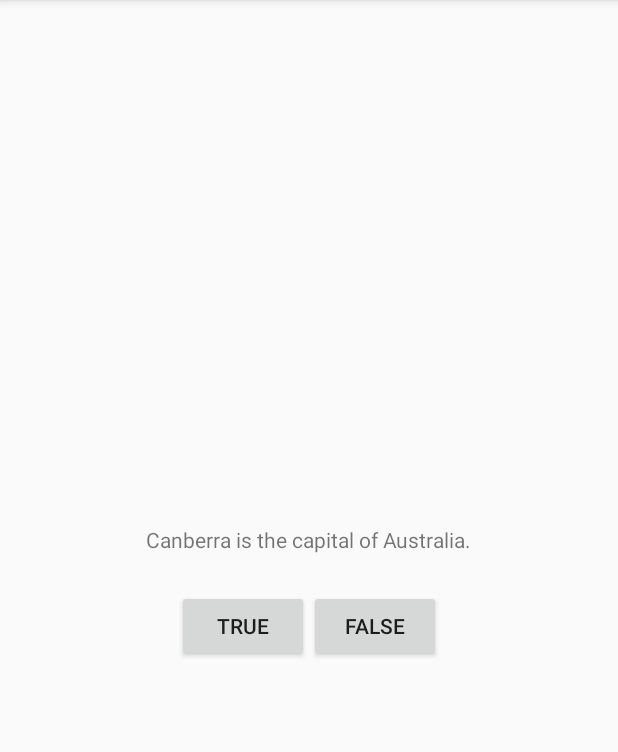
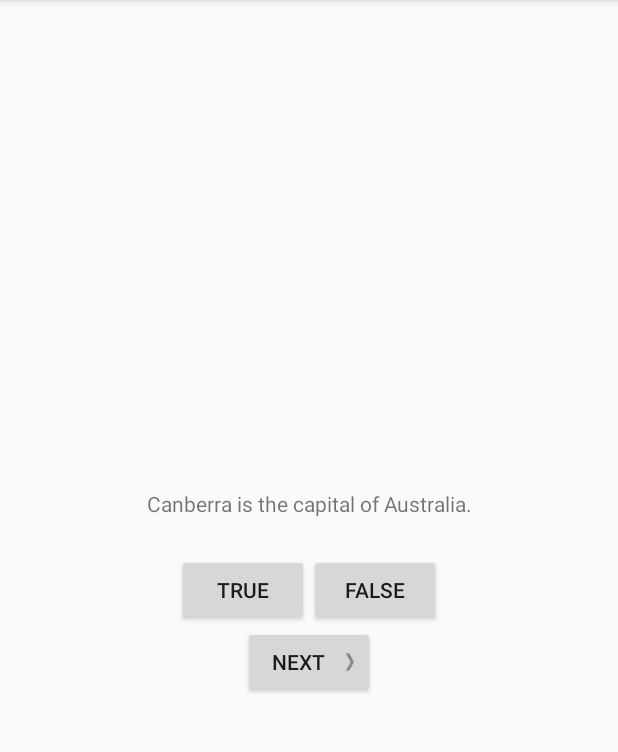
Before and after one commit to nyajallen/GeoQuiz, an Android app: the screen it shows after launch (MainActivity), after a tap on "TRUE", on a phone screen of 412 x 824 dp, the part 84-836 px from its top. Run offline under Robolectric (Android 15) with nearby library versions, the phone set to English and light mode, and no system bars.

Commit message:
End of Chapter 2

```diff
--- a/app/src/main/java/com/bignerdranch/android/geoquiz/MainActivity.kt
+++ b/app/src/main/java/com/bignerdranch/android/geoquiz/MainActivity.kt
@@ -3,12 +3,26 @@ package com.bignerdranch.android.geoquiz
 import androidx.appcompat.app.AppCompatActivity
 import android.os.Bundle
 import android.widget.Button
+import android.widget.TextView
 import android.widget.Toast
 
 class MainActivity : AppCompatActivity() {
 
     private lateinit var trueButton: Button
     private lateinit var falseButton: Button
+    private lateinit var nextButton: Button
+    private lateinit var questionTextView: TextView
+
+    private val questionBank = listOf(
+        Question(R.string.question_australia, true),
+        Question(R.string.question_oceans, true),
+        Question(R.string.question_mideast, false),
+        Question(R.string.question_africa, false),
+        Question(R.string.question_americas, true),
+        Question(R.string.question_asia, true)
+    )
+
+    private var currentIndex = 0
 
     override fun onCreate(savedInstanceState: Bundle?) {
         super.onCreate(savedInstanceState)
@@ -16,21 +30,39 @@ class MainActivity : AppCompatActivity() {
 
         trueButton = findViewById(R.id.true_button)
         falseButton = findViewById(R.id.false_button)
+        nextButton = findViewById(R.id.next_button)
+        questionTextView = findViewById(R.id.question_text_view)
 
         trueButton.setOnClickListener { view ->
-            Toast.makeText(
-                this,
-                R.string.correct_toast,
-                Toast.LENGTH_SHORT
-            ).show()
+            checkAnswer(true)
         }
 
         falseButton.setOnClickListener { view ->
-            Toast.makeText(
-                this,
-                R.string.incorrect_toast,
-                Toast.LENGTH_SHORT
-            ).show()
+            checkAnswer(false)
         }
+
+        nextButton.setOnClickListener {
+            currentIndex = (currentIndex + 1) % questionBank.size
+            updateQuestion()
+        }
+
+        updateQuestion()
+    }
+
+    private fun updateQuestion() {
+        val questionTextResId = questionBank[currentIndex].textResId
+        questionTextView.setText(questionTextResId)
+    }
+
+    private fun checkAnswer(userAnswer: Boolean) {
+        val correctAnswer = questionBank[currentIndex].answer
+
+        val messageResId = if (userAnswer == correctAnswer) {
+            R.string.correct_toast
+        } else {
+            R.string.incorrect_toast
+        }
+
+        Toast.makeText(this, messageResId, Toast.LENGTH_SHORT).show()
     }
 }
--- /dev/null
+++ b/app/src/main/java/com/bignerdranch/android/geoquiz/Question.kt
@@ -0,0 +1,5 @@
+package com.bignerdranch.android.geoquiz
+
+import androidx.annotation.StringRes
+
+data class Question (@StringRes val textResId: Int, val answer: Boolean)
--- a/app/src/main/res/layout/activity_main.xml
+++ b/app/src/main/res/layout/activity_main.xml
@@ -1,16 +1,19 @@
 <?xml version="1.0" encoding="utf-8"?>
 <LinearLayout
     xmlns:android="http://schemas.android.com/apk/res/android"
+    xmlns:tools="http://schemas.android.com/tools"
     android:layout_width="match_parent"
     android:layout_height="match_parent"
     android:gravity="center"
     android:orientation="vertical">
 
     <TextView
+        android:id="@+id/question_text_view"
         android:layout_width="wrap_content"
         android:layout_height="wrap_content"
+        android:gravity="center"
         android:padding="24dp"
-        android:text="@string/question_text" />
+        tools:text="@string/question_australia" />
 
     <LinearLayout
         android:layout_width="wrap_content"
@@ -27,8 +30,17 @@
             android:id="@+id/false_button"
             android:layout_width="wrap_content"
             android:layout_height="wrap_content"
-            android:text="@string/false_button" />
+            android:text="@string/false_button"
+            />
 
     </LinearLayout>
 
+    <Button
+        android:id="@+id/next_button"
+        android:layout_width="wrap_content"
+        android:layout_height="wrap_content"
+        android:text="@string/next_button"
+        android:drawableEnd="@drawable/arrow_right"
+        android:drawablePadding="4dp"/>
+
 </LinearLayout>
--- a/app/src/main/res/values/strings.xml
+++ b/app/src/main/res/values/strings.xml
@@ -1,8 +1,14 @@
 <resources>
     <string name="app_name">GeoQuiz</string>
-    <string name="question_text">Canberra is the capital of Australia.</string>
     <string name="true_button">True</string>
     <string name="false_button">False</string>
     <string name="correct_toast">Correct!</string>
     <string name="incorrect_toast">Incorrect!</string>
+    <string name="next_button">Next</string>
+    <string name="question_australia">Canberra is the capital of Australia.</string>
+    <string name="question_oceans">The Pacific Ocean is larger than the Atlantic Ocean.</string>
+    <string name="question_mideast">The Suez Canal connects the Red Sea and the Indian Ocean.</string>
+    <string name="question_africa">The source of the Nile River is in Egypt.</string>
+    <string name="question_americas">The Amazon River is the longest river in the Americas.</string>
+    <string name="question_asia">Lake Baikal is the world\'s oldest and deepest freshwater lake.</string>
 </resources>
```
Also changed, not shown: app/src/main/res/drawable-hdpi/arrow_left.png (added), app/src/main/res/drawable-hdpi/arrow_right.png (added), app/src/main/res/drawable-mdpi/arrow_left.png (added), app/src/main/res/drawable-mdpi/arrow_right.png (added), app/src/main/res/drawable-xhdpi/arrow_left.png (added), app/src/main/res/drawable-xhdpi/arrow_right.png (added), app/src/main/res/drawable-xxhdpi/arrow_left.png (added), app/src/main/res/drawable-xxhdpi/arrow_right.png (added), app/src/main/res/drawable-xxxhdpi/arrow_left.png (added), app/src/main/res/drawable-xxxhdpi/arrow_right.png (added).
